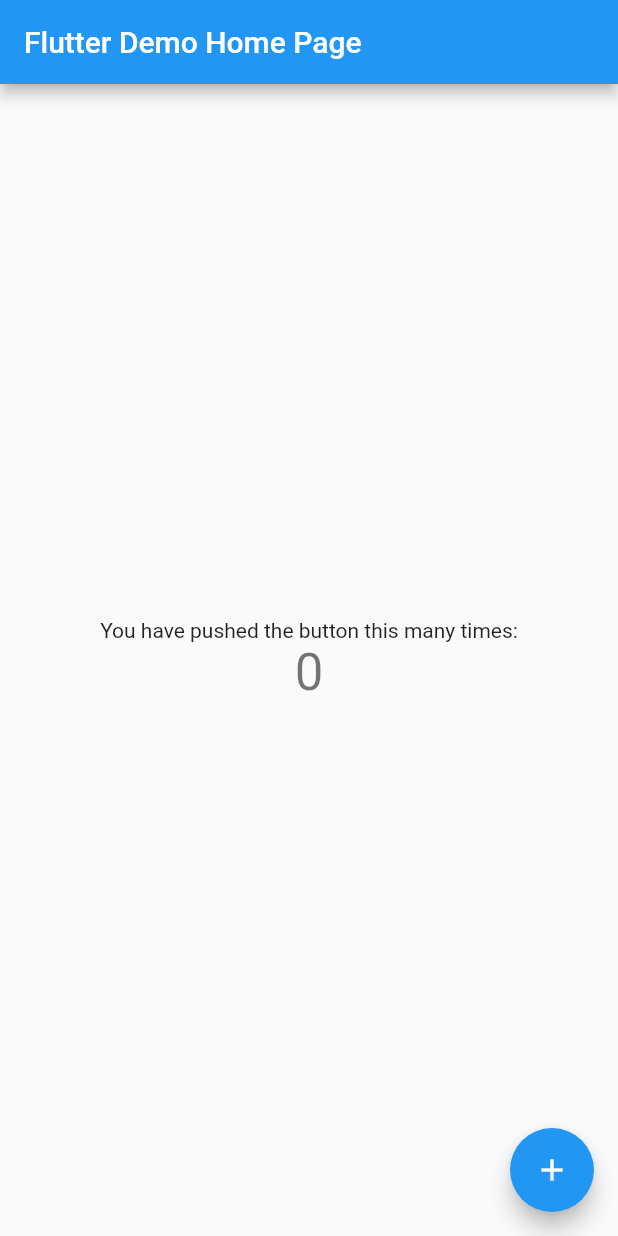
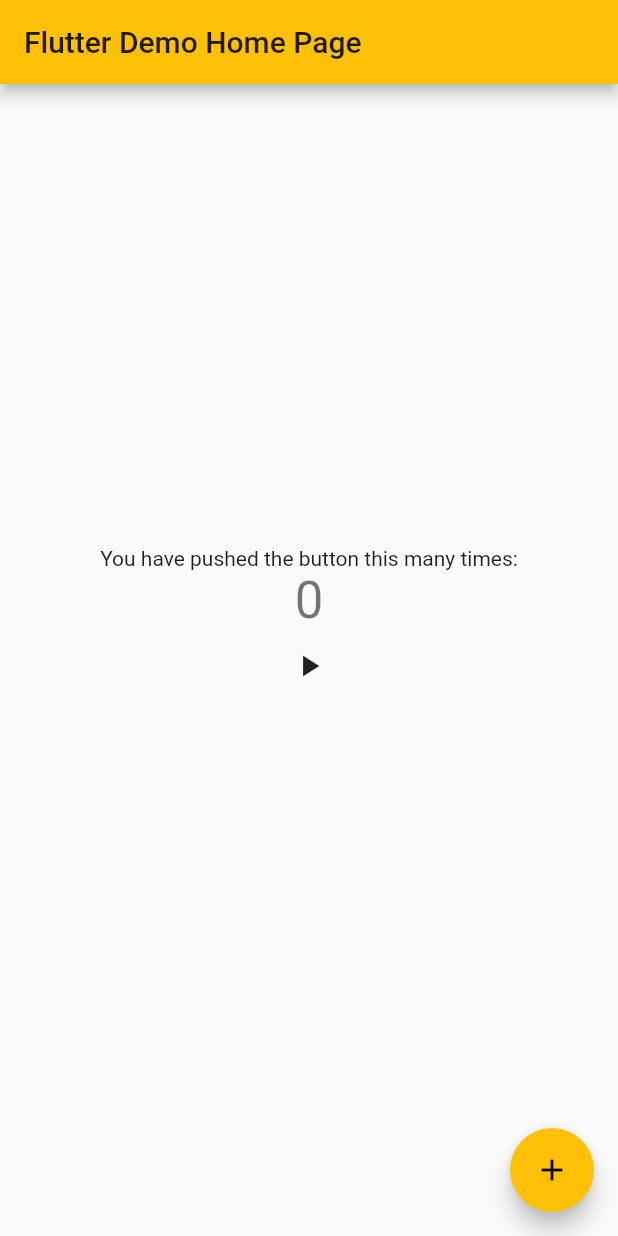
Before and after one commit to anicej/flutter-application, a Flutter app: the screen it shows after launch, on a phone screen of 412 x 824 dp. Run offline on Flutter 3.47's test engine with Material 2 defaults, Android fonts, the phone set to English and light mode, and no system bars.

Commit message:
first commit

```diff
--- a/lib/main.dart
+++ b/lib/main.dart
@@ -20,7 +20,7 @@ class MyApp extends StatelessWidget {
         // or simply save your changes to "hot reload" in a Flutter IDE).
         // Notice that the counter didn't reset back to zero; the application
         // is not restarted.
-        primarySwatch: Colors.blue,
+        primarySwatch: Colors.amber,
       ),
       home: MyHomePage(title: 'Flutter Demo Home Page'),
     );
@@ -91,6 +91,7 @@ class _MyHomePageState extends State<MyHomePage> {
           // center the children vertically; the main axis here is the vertical
           // axis because Columns are vertical (the cross axis would be
           // horizontal).
+
           mainAxisAlignment: MainAxisAlignment.center,
           children: <Widget>[
             Text(
@@ -100,6 +101,9 @@ class _MyHomePageState extends State<MyHomePage> {
               '$_counter',
               style: Theme.of(context).textTheme.headline4,
             ),
+            IconButton(icon: Icon(Icons.play_arrow), onPressed: () {  },),
+            Dialog(backgroundColor:Colors.blueAccent)
+
           ],
         ),
       ),
```
